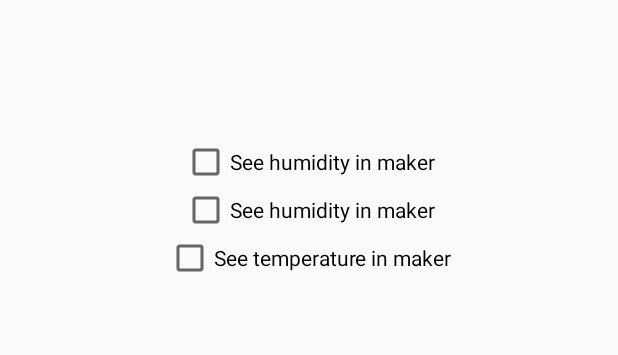
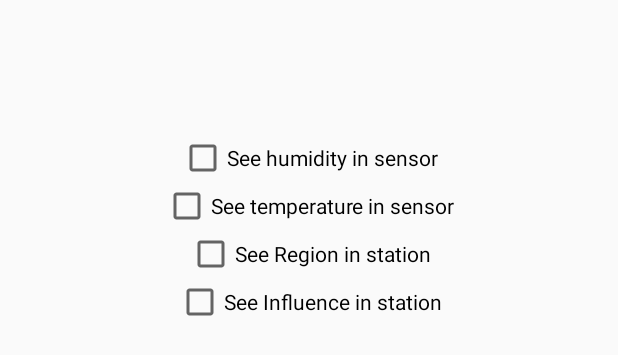
Before and after one commit to toomyy94/LivingCity-Android, an Android app: the layout fragment_configs.xml on its own in the app's theme, with its tools: preview values and no code run, on a phone screen of 412 x 824 dp. Shown: the top 355 px of the screen. Run offline under Robolectric (Android 15) with nearby library versions, the phone set to English and light mode, and no system bars.

Commit message:
APP versao final funcional 100%

```diff
--- a/app/src/main/java/ua/deti/cm/pt/livingcity/About.java
+++ b/app/src/main/java/ua/deti/cm/pt/livingcity/About.java
@@ -17,8 +17,6 @@ public class About extends Fragment {
 
     }
 
-
-
     @Override
     public void onCreate(Bundle savedInstanceState) {
         super.onCreate(savedInstanceState);
--- a/app/src/main/java/ua/deti/cm/pt/livingcity/Configs.java
+++ b/app/src/main/java/ua/deti/cm/pt/livingcity/Configs.java
@@ -24,7 +24,6 @@ public class Configs extends Fragment  {
 
     }
 
-
     @Override
     public void onCreate(Bundle savedInstanceState) {
         super.onCreate(savedInstanceState);
--- a/app/src/main/res/layout/fragment_configs.xml
+++ b/app/src/main/res/layout/fragment_configs.xml
@@ -19,21 +19,28 @@
     <CheckBox
         android:layout_width="wrap_content"
         android:layout_height="wrap_content"
-        android:text="See humidity in maker"
+        android:text="See humidity in sensor"
         android:id="@+id/checkBox"
         android:layout_gravity="center_horizontal" />
 
     <CheckBox
         android:layout_width="wrap_content"
         android:layout_height="wrap_content"
-        android:text="See humidity in maker"
+        android:text="See temperature in sensor"
+        android:id="@+id/checkBox2"
+        android:layout_gravity="center_horizontal" />
+
+    <CheckBox
+        android:layout_width="wrap_content"
+        android:layout_height="wrap_content"
+        android:text="See Region in station"
         android:id="@+id/checkBox3"
         android:layout_gravity="center_horizontal" />
 
     <CheckBox
         android:layout_width="wrap_content"
         android:layout_height="wrap_content"
-        android:text="See temperature in maker"
-        android:id="@+id/checkBox2"
+        android:text="See Influence in station"
+        android:id="@+id/checkBox4"
         android:layout_gravity="center_horizontal" />
 </LinearLayout>
```
Also changed, not shown: app/src/main/java/ua/deti/cm/pt/livingcity/SensorFragment.java (+13 -5 lines).
